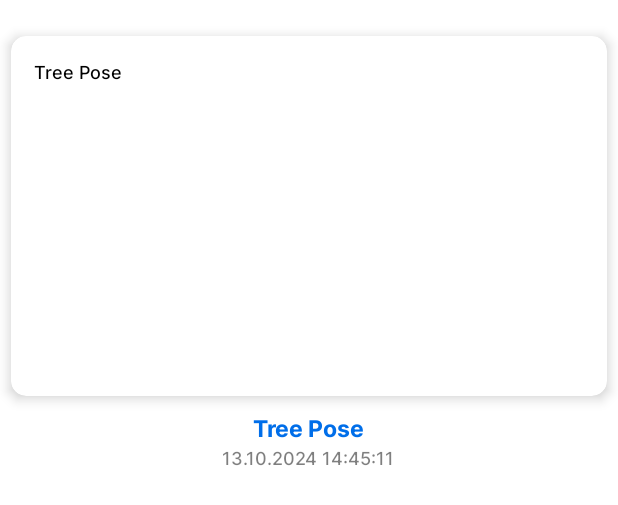
After one commit to saoudiabderraouf/notes-tasks-app, an Android app: the layout _row_note.xml on its own in the app's theme, with its tools: preview values and no code run, on a phone screen of 412 x 824 dp. The commit adds this screen. Shown: the top 505 px of the screen. Run offline under Robolectric (Android 15) with nearby library versions, the phone set to English and light mode, and no system bars.

```diff
--- a/app/src/main/java/com/notestasksapp/helper/Helper.kt
+++ b/app/src/main/java/com/notestasksapp/helper/Helper.kt
@@ -1,5 +1,9 @@
 package com.notestasksapp.helper
+
+import com.notestasksapp.model.Note
 
 object Helper {
 
+    var selected_note: Note? = null
+
 }
--- /dev/null
+++ b/app/src/main/res/layout/_row_note.xml
@@ -0,0 +1,57 @@
+<?xml version="1.0" encoding="utf-8"?>
+<LinearLayout
+    xmlns:android="http://schemas.android.com/apk/res/android"
+    xmlns:app="http://schemas.android.com/apk/res-auto"
+    android:layout_width="match_parent"
+    android:layout_height="300dp"
+    android:layout_marginTop="14dp"
+    android:gravity="center"
+    android:orientation="vertical">
+
+    <androidx.cardview.widget.CardView
+        android:layout_width="match_parent"
+        android:layout_height="0dp"
+        android:layout_weight="1"
+        android:layout_marginHorizontal="7dp"
+        android:layout_marginVertical="10dp"
+        app:cardBackgroundColor="#FFFFFF"
+        app:cardElevation="5dp"
+        android:elevation="5dp"
+        app:cardCornerRadius="10dp">
+
+        <TextView
+            android:id="@+id/note_description_txt"
+            android:layout_width="match_parent"
+            android:layout_height="match_parent"
+            android:layout_margin="15dp"
+            android:fontFamily="@font/inter_500"
+            android:gravity="start|top"
+            android:text="Tree Pose"
+            android:textSize="12sp"
+            android:textColor="#000000"/>
+
+    </androidx.cardview.widget.CardView>
+
+    <TextView
+        android:id="@+id/note_title_txt"
+        android:layout_width="wrap_content"
+        android:layout_height="wrap_content"
+        android:layout_marginHorizontal="15dp"
+        android:fontFamily="@font/inter_700"
+        android:lines="1"
+        android:text="Tree Pose"
+        android:textSize="15sp"
+        android:textColor="#006EE9"/>
+
+    <TextView
+        android:id="@+id/note_date_txt"
+        android:layout_width="wrap_content"
+        android:layout_height="wrap_content"
+        android:layout_marginHorizontal="15dp"
+        android:fontFamily="@font/inter_500"
+        android:lines="1"
+        android:text="13.10.2024 14:45:11"
+        android:textSize="12sp"
+        android:textColor="#80000000"/>
+
+</LinearLayout>
--- a/app/src/main/res/layout/frag_notes.xml
+++ b/app/src/main/res/layout/frag_notes.xml
@@ -73,7 +73,8 @@
         android:id="@+id/notes_list"
         android:layout_width="match_parent"
         android:layout_height="wrap_content"
-        android:layout_below="@id/top_bar"/>
+        android:layout_below="@id/top_bar"
+        android:layout_marginHorizontal="10dp"/>
 
     <LinearLayout
         android:id="@+id/empty_list_layout"
```
Also changed, not shown: app/src/main/AndroidManifest.xml (+9 -6 lines), app/src/main/java/com/notestasksapp/view/adapter/NotesAdapter.kt (added, +50 -0 lines), app/src/main/java/com/notestasksapp/view/ui/frags/NotesFrag.kt (+6 -4 lines), app/src/main/java/com/notestasksapp/view/ui/notes/NoteDetailsAct.kt (added, +12 -0 lines), app/src/main/res/layout/act_note_details.xml (added, +9 -0 lines).
